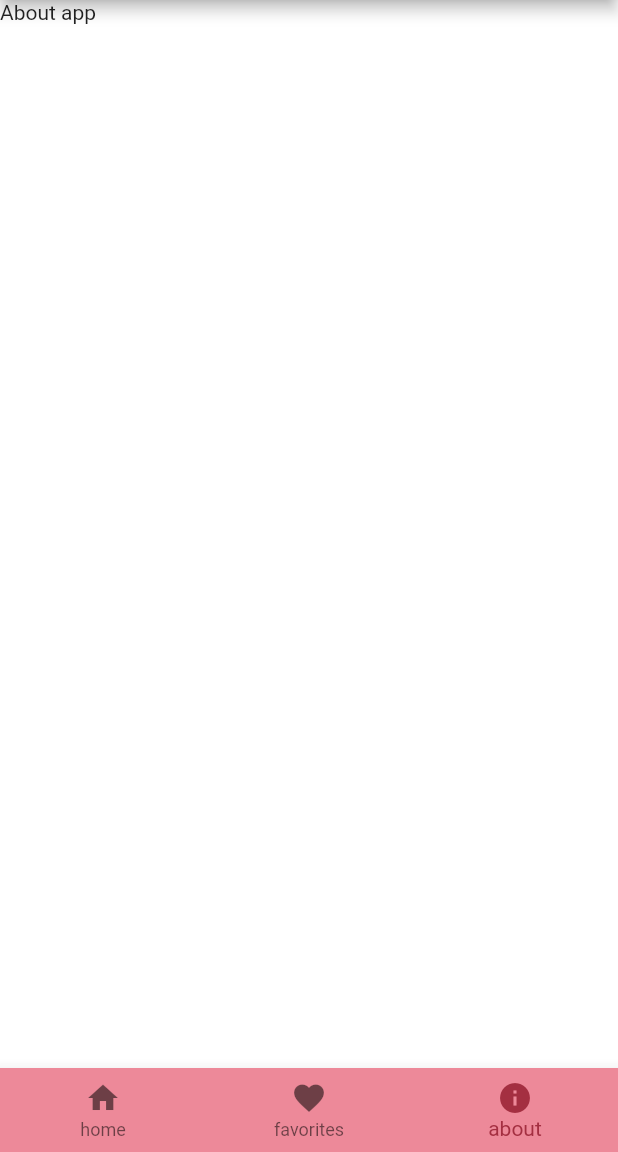
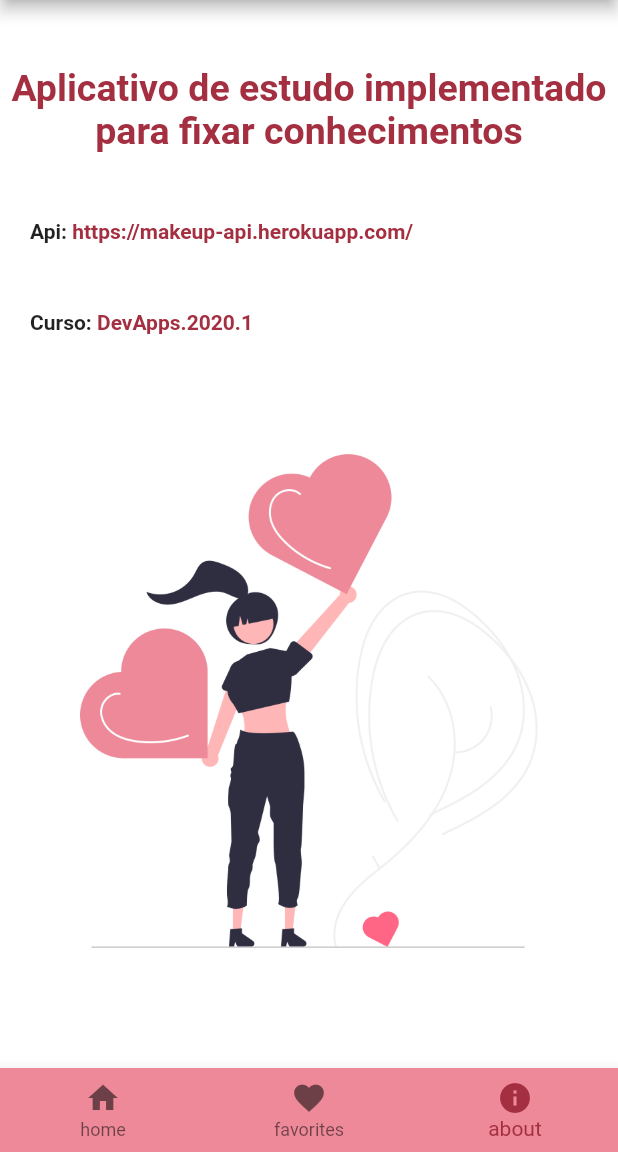
Before and after one commit to CastroArrudaBeatriz/find_your_makeup, a Flutter app: the screen it shows after launch, swiped to page 3, on a phone screen of 412 x 824 dp, the part 84-1236 px from its top. Run offline on Flutter 3.47's test engine with Material 2 defaults, Android fonts, the phone set to English and light mode, and no system bars.

Commit message:
Melhorar componentizacao e layout

```diff
--- a/lib/main.dart
+++ b/lib/main.dart
@@ -1,7 +1,9 @@
-import 'package:find_your_makeup/pages/home_page.dart';
-import 'package:find_your_makeup/pages/makeup_list.dart';
-import 'package:find_your_makeup/pages/product_detail.dart';
+import 'package:find_your_makeup/pages/brands_page.dart';
+import 'package:find_your_makeup/pages/makeup_list_page.dart';
+import 'package:find_your_makeup/pages/product_detail_page.dart';
 import 'package:find_your_makeup/util/colors.dart';
+import 'package:find_your_makeup/util/routes.dart';
+import 'package:find_your_makeup/util/strings.dart';
 import 'package:flutter/material.dart';
 
 void main() {
@@ -12,15 +14,19 @@ class MyApp extends StatelessWidget {
   @override
   Widget build(BuildContext context) {
     return MaterialApp(
-        title: 'Find Your Makeup',
+
+        title: Strings.app_tittle,
+
         theme: ThemeData(
             scaffoldBackgroundColor: Colors.white,
             primaryColor: PalleteColors.basePink,
             accentColor: PalleteColors.clearPink),
-        home: HomePage(title: 'Brands'),
+
+        home: BrandsPage(title: Strings.brands_tittle),
+
         routes: {
-          '/makeupList': (context) => MakeupList(title: 'Makeups of Brand'),
-          '/productDetail': (context) => PraductDetail()
+          Routes.makeup_list_route: (context) => MakeupListPage(title: Strings.makeups_list_tittle),
+          Routes.product_detail_route: (context) => ProductDetailPage(title: Strings.product_detail_tittle)
         });
   }
 }
--- a/lib/pages/about_page.dart
+++ b/lib/pages/about_page.dart
@@ -1,4 +1,7 @@
+import 'package:find_your_makeup/util/colors.dart';
 import 'package:flutter/material.dart';
+import 'package:url_launcher/url_launcher.dart';
+
 
 class AboutPage extends StatefulWidget{
   const AboutPage({Key? key}) : super(key: key);
@@ -10,6 +13,51 @@ class AboutPage extends StatefulWidget{
 class _AboutPageState extends State<AboutPage> {
   @override
   Widget build(BuildContext context) {
-    return Container(child: Text("About app"),);
+    return Column(
+      mainAxisAlignment: MainAxisAlignment.spaceEvenly,
+      children: [
+
+        Text('Aplicativo de estudo implementado para fixar conhecimentos',
+          textAlign: TextAlign.center,
+          style: TextStyle(
+              color: PalleteColors.darkPink ,
+              fontWeight: FontWeight.w700,
+              fontSize: 25
+          ),
+        ),
+
+        Row(
+          children: [
+            SizedBox(width: 20,),
+            Text('Api: ',
+              textAlign: TextAlign.justify,
+              style: TextStyle(fontWeight: FontWeight.bold),),
+
+            InkWell(
+                child: new Text('https://makeup-api.herokuapp.com/' ,
+                  style: TextStyle(fontWeight: FontWeight.bold, color: PalleteColors.darkPink),
+                ),
+                onTap: () => launch('https://makeup-api.herokuapp.com/')
+            ),
+
+          ],
+        ),
+
+        Row(
+          children: [
+            SizedBox(width: 20,),
+            Text('Curso: ',
+              textAlign: TextAlign.justify,
+              style: TextStyle(fontWeight: FontWeight.bold),),
+
+            Text('DevApps.2020.1',
+              textAlign: TextAlign.justify,
+              style: TextStyle(fontWeight: FontWeight.bold, color: PalleteColors.darkPink),),
+          ],
+        ),
+
+        Image.asset("assets/images/thank_u_ilustration.png")
+      ],
+    );
   }
 }
--- a/lib/pages/home_page.dart
+++ b/lib/pages/brands_page.dart
@@ -4,16 +4,16 @@ import 'package:find_your_makeup/util/colors.dart';
 import 'package:find_your_makeup/widgets/brands_list.dart';
 import 'package:flutter/material.dart';
 
-class HomePage extends StatefulWidget {
-  HomePage({Key? key, required this.title}) : super(key: key);
+class BrandsPage extends StatefulWidget {
+  BrandsPage({Key? key, required this.title}) : super(key: key);
 
   final String title;
 
   @override
-  _HomePageState createState() => _HomePageState();
+  _BrandsPageState createState() => _BrandsPageState();
 }
 
-class _HomePageState extends State<HomePage> {
+class _BrandsPageState extends State<BrandsPage> {
   int _currentScreen = 0;
 
   final List<Widget> _screens = [BrandsList(), FavoritePage(), AboutPage()];
@@ -25,12 +25,15 @@ class _HomePageState extends State<HomePage> {
 
   @override
   Widget build(BuildContext context) {
+
     final PageController controller = PageController(initialPage: 0);
 
     return Scaffold(
+
       appBar: AppBar(
         title: Text(widget.title),
       ),
+
       body:
           PageView(
             scrollDirection: Axis.horizontal,
@@ -43,24 +46,31 @@ class _HomePageState extends State<HomePage> {
             },
           )
         ,
+
       bottomNavigationBar: BottomNavigationBar(
         fixedColor: PalleteColors.darkPink,
         backgroundColor: PalleteColors.basePink,
         type: BottomNavigationBarType.fixed,
+
         items: [
+
           BottomNavigationBarItem(
             icon: Icon(Icons.home),
             label: "home",
           ),
+
           BottomNavigationBarItem(
             icon: Icon(Icons.favorite),
             label: "favorites",
           ),
+
           BottomNavigationBarItem(
             icon: Icon(Icons.info),
             label: "about",
           ),
+
         ],
+
         currentIndex: _currentScreen,
         onTap: (index) => {
           setState(() {
--- /dev/null
+++ b/lib/util/routes.dart
@@ -0,0 +1,8 @@
+import 'package:flutter/material.dart';
+
+class Routes {
+  static const makeup_list_route = '/makeupList';
+  static const product_detail_route = '/productDetail';
+
+
+}
--- /dev/null
+++ b/lib/util/strings.dart
@@ -0,0 +1,9 @@
+import 'package:flutter/material.dart';
+
+class Strings {
+  static const app_tittle = 'Find Your Makeup';
+  static const makeups_list_tittle = 'Makeups of Brand';
+  static const product_detail_tittle = 'Detail of Product';
+  static const brands_tittle = 'Brands';
+
+}
--- a/pubspec.yaml
+++ b/pubspec.yaml
@@ -25,9 +25,8 @@ dependencies:
     sdk: flutter
 
   http: ^0.13.3
-  # The following adds the Cupertino Icons font to your application.
-  # Use with the CupertinoIcons class for iOS style icons.
   cupertino_icons: ^1.0.2
+  url_launcher: ^6.0.10
 
 dev_dependencies:
   flutter_test:
```
Also changed, not shown: lib/pages/favorites_page.dart (+17 -1 lines), lib/pages/makeup_list_page.dart (renamed from lib/pages/makeup_list.dart, +7 -8 lines), lib/pages/product_detail.dart (deleted, +0 -20 lines), lib/pages/product_detail_page.dart (added, +97 -0 lines), lib/widgets/brands_list.dart (+45 -22 lines), lib/widgets/products_grid.dart (+34 -8 lines), assets/images/almay_logo.png (added), assets/images/annabelle_logo.png (added), assets/images/benefit_logo.jpg (deleted), assets/images/boosh_logo.png (added), assets/images/clinique_logo.png (deleted), assets/images/loreal_logo.jpeg (deleted), assets/images/sad_ilustration.png (added), assets/images/thank_u_ilustration.png (added), 1 more files, 6 other files.
